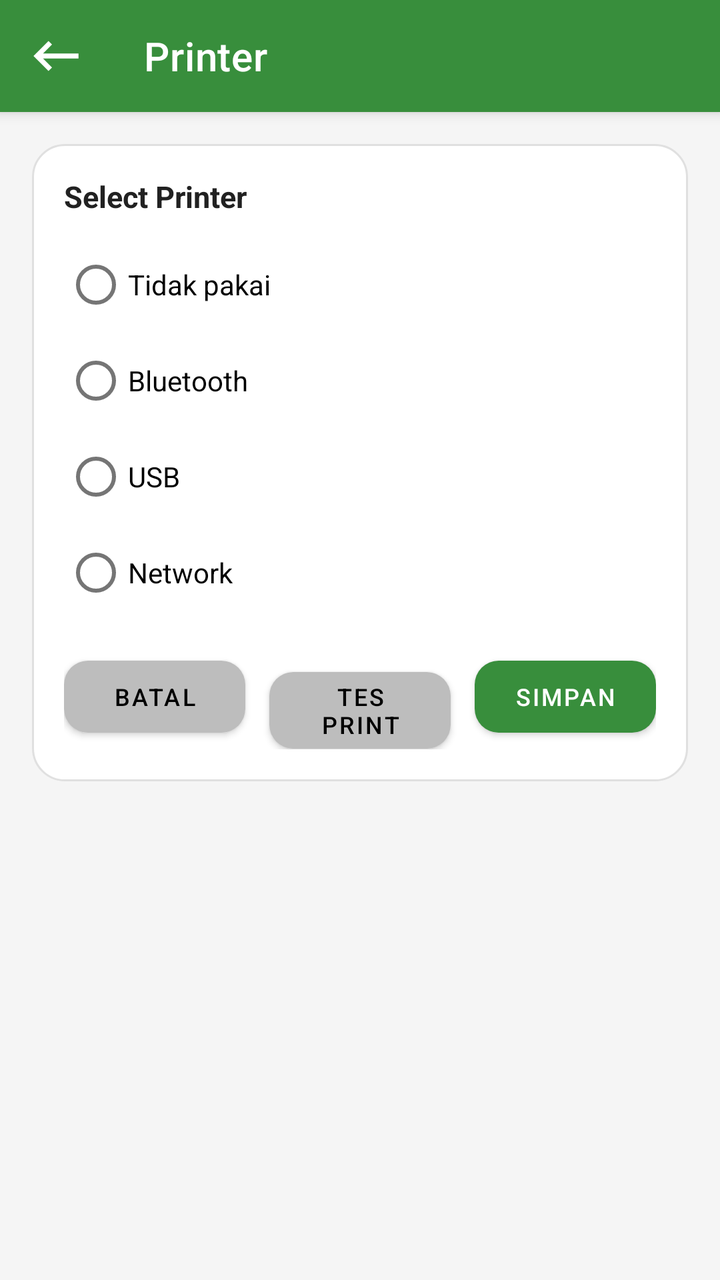
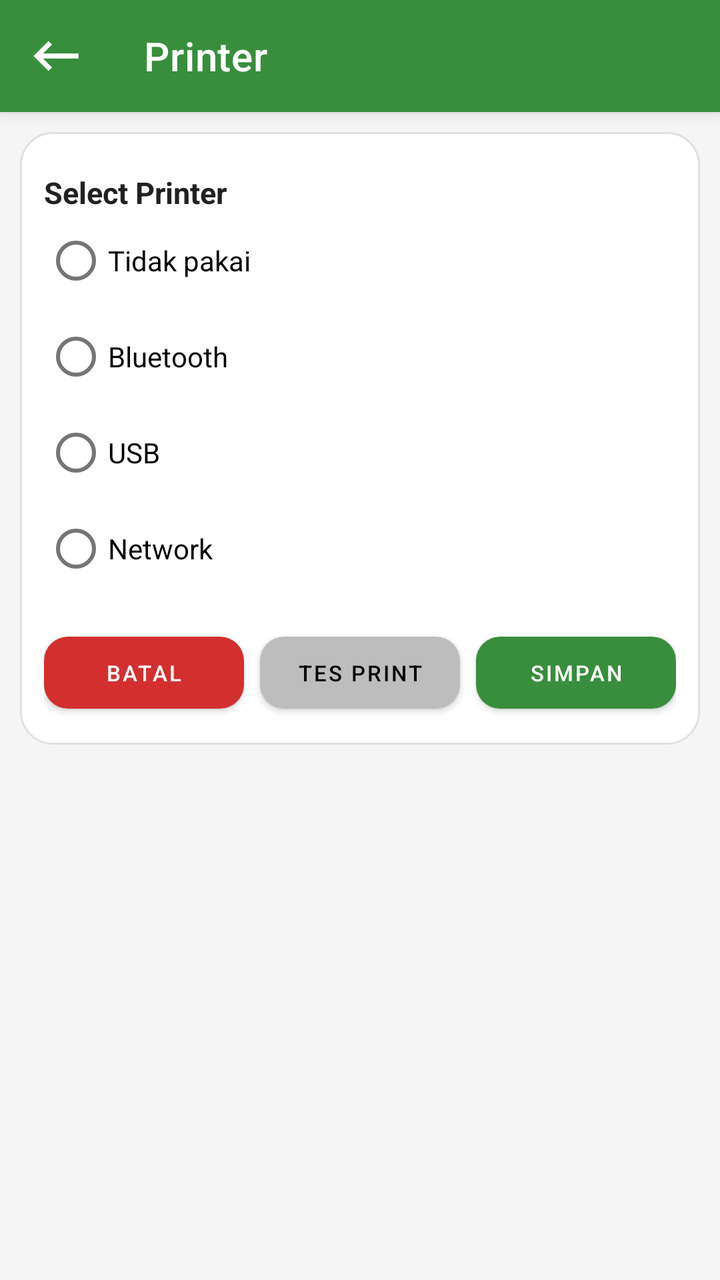

Screens rendered from an Android XML layout before and after an edit, with the pre-edit source and the edit as a unified diff.
<!-- AndroidManifest.xml: application theme Theme.DasPos -->
<!-- res/layout/activity_printer_setting.xml -->
<?xml version="1.0" encoding="utf-8"?>
<LinearLayout xmlns:android="http://schemas.android.com/apk/res/android"
    xmlns:app="http://schemas.android.com/apk/res-auto"
    android:layout_width="match_parent"
    android:layout_height="match_parent"
    android:background="@color/warm_gray"
    android:orientation="vertical">

    <com.google.android.material.appbar.MaterialToolbar
        android:id="@+id/toolbar"
        style="@style/DasPosToolbar"
        android:layout_width="match_parent"
        android:layout_height="?attr/actionBarSize"
        app:navigationIcon="@drawable/ic_back"
        app:title="@string/printer" />

    <ScrollView
        android:layout_width="match_parent"
        android:layout_height="match_parent">

        <LinearLayout
            android:layout_width="match_parent"
            android:layout_height="wrap_content"
            android:padding="16dp">

            <LinearLayout
                android:layout_width="match_parent"
                android:layout_height="wrap_content"
                android:background="@drawable/bg_card"
                android:orientation="vertical"
                android:padding="16dp">

                <TextView
                    android:layout_width="wrap_content"
                    android:layout_height="wrap_content"
                    android:text="@string/select_printer"
                    android:textColor="@color/text_primary"
                    android:textSize="15sp"
                    android:textStyle="bold" />

                <RadioGroup
                    android:id="@+id/rgPrinterType"
                    android:layout_width="match_parent"
                    android:layout_height="wrap_content"
                    android:layout_marginTop="10dp">

                    <RadioButton
                        android:id="@+id/rbNone"
                        android:layout_width="wrap_content"
                        android:layout_height="wrap_content"
                        android:text="@string/printer_none" />

                    <RadioButton
                        android:id="@+id/rbBluetooth"
                        android:layout_width="wrap_content"
                        android:layout_height="wrap_content"
                        android:text="@string/printer_bluetooth" />

                    <RadioButton
                        android:id="@+id/rbUsb"
                        android:layout_width="wrap_content"
                        android:layout_height="wrap_content"
                        android:text="@string/printer_usb" />

                    <RadioButton
                        android:id="@+id/rbNetwork"
                        android:layout_width="wrap_content"
                        android:layout_height="wrap_content"
                        android:text="@string/printer_network" />
                </RadioGroup>

                <com.google.android.material.button.MaterialButton
                    android:id="@+id/btnChooseBluetooth"
                    style="@style/DasPosGrayButton"
                    android:layout_width="match_parent"
                    android:layout_height="wrap_content"
                    android:layout_marginTop="10dp"
                    android:text="@string/choose_bluetooth_printer"
                    android:visibility="gone" />

                <LinearLayout
                    android:id="@+id/layoutNetwork"
                    android:layout_width="match_parent"
                    android:layout_height="wrap_content"
                    android:layout_marginTop="10dp"
                    android:orientation="vertical"
                    android:visibility="gone">

                    <com.google.android.material.textfield.TextInputEditText
                        android:id="@+id/etPrinterIp"
                        android:layout_width="match_parent"
                        android:layout_height="wrap_content"
                        android:background="@drawable/bg_input"
                        android:hint="IP Address"
                        android:padding="12dp"
                        android:textSize="14sp" />

                    <com.google.android.material.textfield.TextInputEditText
                        android:id="@+id/etPrinterPort"
                        android:layout_width="match_parent"
                        android:layout_height="wrap_content"
                        android:layout_marginTop="8dp"
                        android:background="@drawable/bg_input"
                        android:hint="Port"
                        android:inputType="number"
                        android:padding="12dp"
                        android:textSize="14sp" />
                </LinearLayout>

                <LinearLayout
                    android:layout_width="match_parent"
                    android:layout_height="wrap_content"
                    android:layout_marginTop="14dp"
                    android:orientation="horizontal">

                    <com.google.android.material.button.MaterialButton
                        android:id="@+id/btnPrinterCancel"
                        style="@style/DasPosGrayButton"
                        android:layout_width="0dp"
                        android:layout_height="wrap_content"
                        android:layout_marginEnd="6dp"
                        android:layout_weight="1"
                        android:text="@string/cancel" />

                    <com.google.android.material.button.MaterialButton
                        android:id="@+id/btnTestPrint"
                        style="@style/DasPosGrayButton"
                        android:layout_width="0dp"
                        android:layout_height="wrap_content"
                        android:layout_marginStart="6dp"
                        android:layout_marginEnd="6dp"
                        android:layout_weight="1"
                        android:text="@string/test_print" />

                    <com.google.android.material.button.MaterialButton
                        android:id="@+id/btnPrinterSave"
                        style="@style/DasPosPrimaryButton"
                        android:layout_width="0dp"
                        android:layout_height="wrap_content"
                        android:layout_marginStart="6dp"
                        android:layout_weight="1"
                        android:text="@string/save" />
                </LinearLayout>
            </LinearLayout>
        </LinearLayout>
    </ScrollView>
</LinearLayout>
<!-- resources referenced by this layout -->
<resources>
  <color name="text_primary">#212121</color>
  <color name="warm_gray">#F5F5F5</color>
  <!-- drawable bg_card (drawable) -->
  <?xml version="1.0" encoding="utf-8"?>
  <shape xmlns:android="http://schemas.android.com/apk/res/android">
      <solid android:color="@color/surface_white" />
      <corners android:radius="16dp" />
      <padding android:left="16dp" android:top="16dp" android:right="16dp" android:bottom="16dp" />
      <stroke android:width="1dp" android:color="@color/divider" />
  </shape>
  <!-- drawable bg_input (drawable) -->
  <?xml version="1.0" encoding="utf-8"?>
  
  <shape xmlns:android="http://schemas.android.com/apk/res/android">
      <solid android:color="@color/surface_white" />
      <corners android:radius="16dp" />
      <padding android:left="16dp" android:top="16dp" android:right="16dp" android:bottom="16dp" />
      <stroke android:width="1dp" android:color="@color/divider" />
  </shape>
  <!-- drawable ic_back (drawable) -->
  <vector xmlns:android="http://schemas.android.com/apk/res/android"
      android:width="30dp"
      android:height="30dp"
      android:tint="#FFFFFF"
      android:viewportWidth="24"
      android:viewportHeight="24">
      <path
          android:fillColor="@android:color/white"
          android:pathData="M21,11H6.83l3.58,-3.59L9,6l-6,6 6,6 1.41,-1.41L6.83,13H21z" />
  </vector>
  <string name="cancel">Batal</string>
  <string name="choose_bluetooth_printer">Pilih Printer Bluetooth</string>
  <string name="printer">Printer</string>
  <string name="printer_bluetooth">Bluetooth</string>
  <string name="printer_network">Network</string>
  <string name="printer_none">Tidak pakai</string>
  <string name="printer_usb">USB</string>
  <string name="save">Simpan</string>
  <string name="select_printer">Select Printer</string>
  <string name="test_print">Tes Print</string>
  <style name="DasPosGrayButton" parent="Widget.MaterialComponents.Button">
          <item name="backgroundTint">@color/button_gray</item>
          <item name="android:textColor">@android:color/black</item>
          <item name="android:textSize">12sp</item>
          <item name="cornerRadius">12dp</item>
          <item name="android:minHeight">48dp</item>
      </style>
  <style name="DasPosPrimaryButton" parent="Widget.MaterialComponents.Button">
          <item name="backgroundTint">@color/primary_green</item>
          <item name="android:textColor">@color/surface_white</item>
          <item name="android:textSize">12sp</item>
          <item name="cornerRadius">12dp</item>
          <item name="android:minHeight">48dp</item>
      </style>
  <style name="DasPosToolbar" parent="Widget.MaterialComponents.Toolbar.Primary">
          <item name="android:background">@color/primary_green</item>
          <item name="titleTextColor">@color/surface_white</item>
          <item name="navigationIconTint">@color/surface_white</item>
      </style>
  <style name="Theme.DasPos" parent="Theme.MaterialComponents.Light.NoActionBar">
          <item name="colorPrimary">@color/primary_green</item>
          <item name="colorPrimaryVariant">@color/primary_green_dark</item>
          <item name="colorOnPrimary">@color/surface_white</item>
          <item name="colorSurface">@color/surface_white</item>
          <item name="android:statusBarColor">@color/primary_green_dark</item>
      </style>
  <color name="surface_white">#FFFFFF</color>
  <color name="divider">#E0E0E0</color>
  <color name="button_gray">#BDBDBD</color>
  <color name="primary_green">#388E3C</color>
  <color name="primary_green_dark">#2E7D32</color>
</resources>

<!-- the commit's change to res/layout/activity_printer_setting.xml (unified diff, before → after) -->
@@ -16,23 +16,25 @@
 
     <ScrollView
         android:layout_width="match_parent"
-        android:layout_height="match_parent">
+        android:layout_height="wrap_content"
+        android:layout_gravity="center">
 
         <LinearLayout
             android:layout_width="match_parent"
             android:layout_height="wrap_content"
-            android:padding="16dp">
+            android:padding="10dp">
 
             <LinearLayout
                 android:layout_width="match_parent"
-                android:layout_height="wrap_content"
+                android:layout_height="match_parent"
                 android:background="@drawable/bg_card"
                 android:orientation="vertical"
-                android:padding="16dp">
+                android:padding="12dp">
 
                 <TextView
                     android:layout_width="wrap_content"
                     android:layout_height="wrap_content"
+                    android:paddingTop="8dp"
                     android:text="@string/select_printer"
                     android:textColor="@color/text_primary"
                     android:textSize="15sp"
@@ -41,8 +43,7 @@
                 <RadioGroup
                     android:id="@+id/rgPrinterType"
                     android:layout_width="match_parent"
-                    android:layout_height="wrap_content"
-                    android:layout_marginTop="10dp">
+                    android:layout_height="wrap_content">
 
                     <RadioButton
                         android:id="@+id/rbNone"
@@ -115,31 +116,34 @@
 
                     <com.google.android.material.button.MaterialButton
                         android:id="@+id/btnPrinterCancel"
-                        style="@style/DasPosGrayButton"
+                        style="@style/DasPosDangerButton"
                         android:layout_width="0dp"
                         android:layout_height="wrap_content"
-                        android:layout_marginEnd="6dp"
+                        android:layout_marginEnd="4dp"
                         android:layout_weight="1"
-                        android:text="@string/cancel" />
+                        android:text="@string/cancel"
+                        android:textSize="11sp" />
 
                     <com.google.android.material.button.MaterialButton
                         android:id="@+id/btnTestPrint"
                         style="@style/DasPosGrayButton"
                         android:layout_width="0dp"
                         android:layout_height="wrap_content"
-                        android:layout_marginStart="6dp"
-                        android:layout_marginEnd="6dp"
+                        android:layout_marginStart="4dp"
+                        android:layout_marginEnd="4dp"
                         android:layout_weight="1"
-                        android:text="@string/test_print" />
+                        android:text="@string/test_print"
+                        android:textSize="11sp" />
 
                     <com.google.android.material.button.MaterialButton
                         android:id="@+id/btnPrinterSave"
                         style="@style/DasPosPrimaryButton"
                         android:layout_width="0dp"
                         android:layout_height="wrap_content"
-                        android:layout_marginStart="6dp"
+                        android:layout_marginStart="4dp"
                         android:layout_weight="1"
-                        android:text="@string/save" />
+                        android:text="@string/save"
+                        android:textSize="11sp" />
                 </LinearLayout>
             </LinearLayout>
         </LinearLayout>
<!-- resource entries referenced after the edit -->
@@ -40,6 +40,12 @@
   <string name="save">Simpan</string>
   <string name="select_printer">Select Printer</string>
   <string name="test_print">Tes Print</string>
+  <style name="DasPosDangerButton" parent="Widget.MaterialComponents.Button">
+          <item name="backgroundTint">@color/danger_red</item>
+          <item name="android:textColor">@color/surface_white</item>
+          <item name="cornerRadius">12sp</item>
+          <item name="android:minHeight">48dp</item>
+      </style>
   <style name="DasPosGrayButton" parent="Widget.MaterialComponents.Button">
           <item name="backgroundTint">@color/button_gray</item>
           <item name="android:textColor">@android:color/black</item>
@@ -68,6 +74,7 @@
       </style>
   <color name="surface_white">#FFFFFF</color>
   <color name="divider">#E0E0E0</color>
+  <color name="danger_red">#D32F2F</color>
   <color name="button_gray">#BDBDBD</color>
   <color name="primary_green">#388E3C</color>
   <color name="primary_green_dark">#2E7D32</color>
